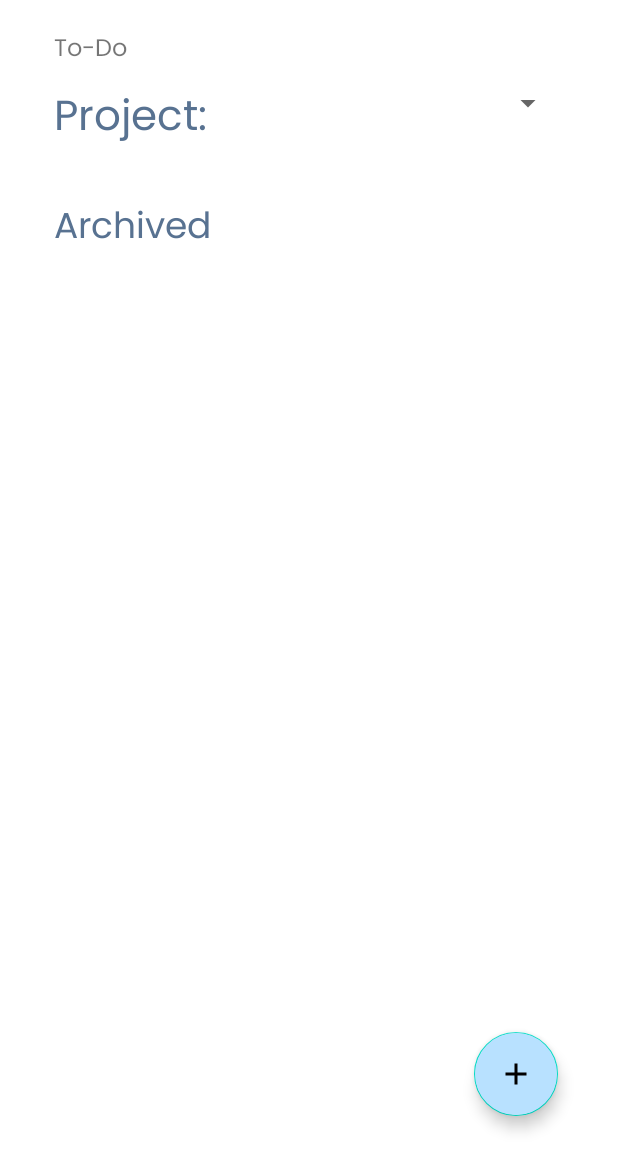
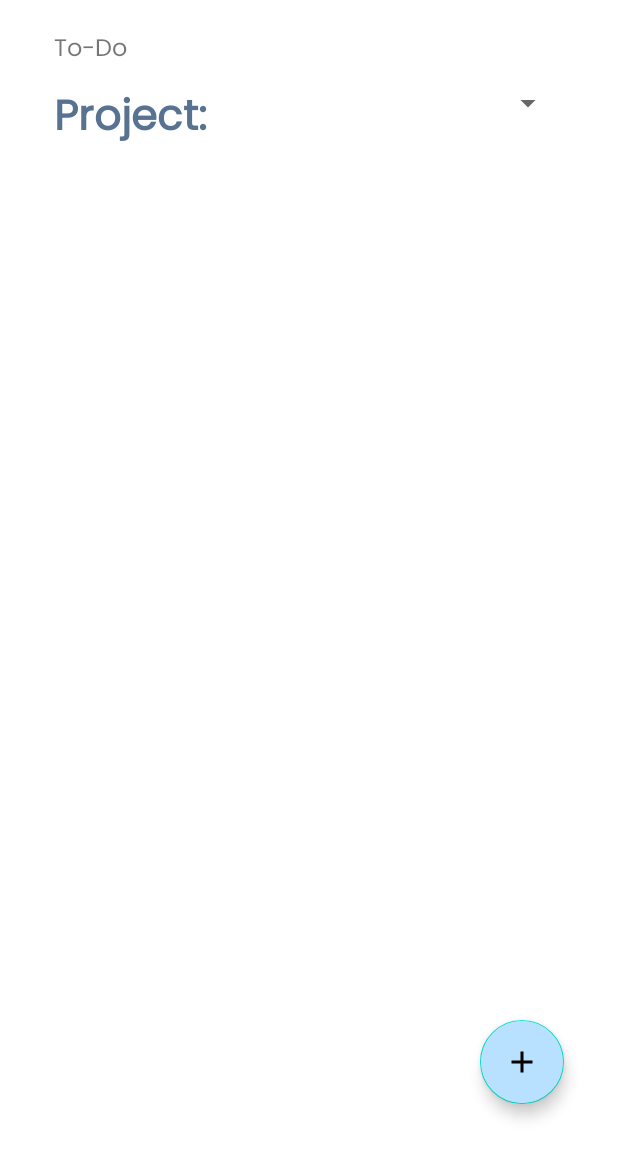
Before and after one commit to thespacemanatee/Beaver-App, an Android app: the layout fragment_to_do.xml on its own in the app's theme, with its tools: preview values and no code run, on a phone screen of 412 x 824 dp. Shown: the top 1171 px of the screen. Run offline under Robolectric (Android 15) with nearby library versions, the phone set to English and light mode, and no system bars; Roboto replaces fonts that are not available here.

Commit message:
made slight edits to UI

```diff
--- a/app/src/main/res/layout/fragment_to_do.xml
+++ b/app/src/main/res/layout/fragment_to_do.xml
@@ -25,6 +25,7 @@
         android:textSize="28sp"
         android:textColor="@color/beever_blue"
         android:text="@string/project"
+        android:textStyle="bold"
         android:layout_below="@+id/toDoTextView"
         android:fontFamily="@font/poppins"
         android:layout_marginStart="36dp"
@@ -47,34 +48,11 @@
         android:layout_height="wrap_content"
         android:layout_below="@+id/toDoSpinner"
         android:layout_marginStart="36dp"
-        android:layout_marginBottom="4dp"
+        android:layout_marginBottom="88dp"
         android:layout_marginTop="16dp"
         android:layout_marginEnd="36dp"
         android:nestedScrollingEnabled="true"
         app:layoutManager="androidx.recyclerview.widget.LinearLayoutManager" />
-
-    <TextView
-        android:layout_width="match_parent"
-        android:layout_height="wrap_content"
-        android:id="@+id/toDoArchived"
-        android:layout_below="@+id/toDoRecyclerView"
-        android:layout_marginLeft="36dp"
-        android:layout_marginRight="36dp"
-        android:layout_marginTop="32dp"
-        android:text="@string/archived"
-        android:textSize="24sp"
-        android:fontFamily="@font/poppins"
-        android:textColor="@color/beever_blue"/>
-
-    <androidx.recyclerview.widget.RecyclerView
-        android:layout_width="match_parent"
-        android:layout_height="wrap_content"
-        android:id="@+id/toDoArchivedRecyclerView"
-        android:layout_below="@id/toDoArchived"
-        android:layout_marginLeft="36dp"
-        android:layout_marginRight="36dp"
-        android:layout_marginTop="16dp"
-        android:layout_marginBottom="4dp"/>
 
     <com.google.android.material.floatingactionbutton.FloatingActionButton
         android:id="@+id/toDoAddButton"
@@ -82,8 +60,8 @@
         android:layout_height="wrap_content"
         android:layout_alignParentBottom="true"
         android:layout_alignParentEnd="true"
-        android:layout_marginEnd="40dp"
-        android:layout_marginBottom="80dp"
+        android:layout_marginEnd="36dp"
+        android:layout_marginBottom="88dp"
         android:backgroundTint="@color/beever_light_blue"
         android:src="@drawable/ic_baseline_add_40"
         android:contentDescription="@string/to_do" />
--- a/app/src/main/res/layout/spinner_item.xml
+++ b/app/src/main/res/layout/spinner_item.xml
@@ -3,5 +3,6 @@
     android:layout_width="match_parent"
     android:layout_height="wrap_content"
     android:textSize="28sp"
+    android:textStyle="bold"
     android:textColor="@color/beever_blue"
     android:fontFamily="@font/poppins"/>
```
